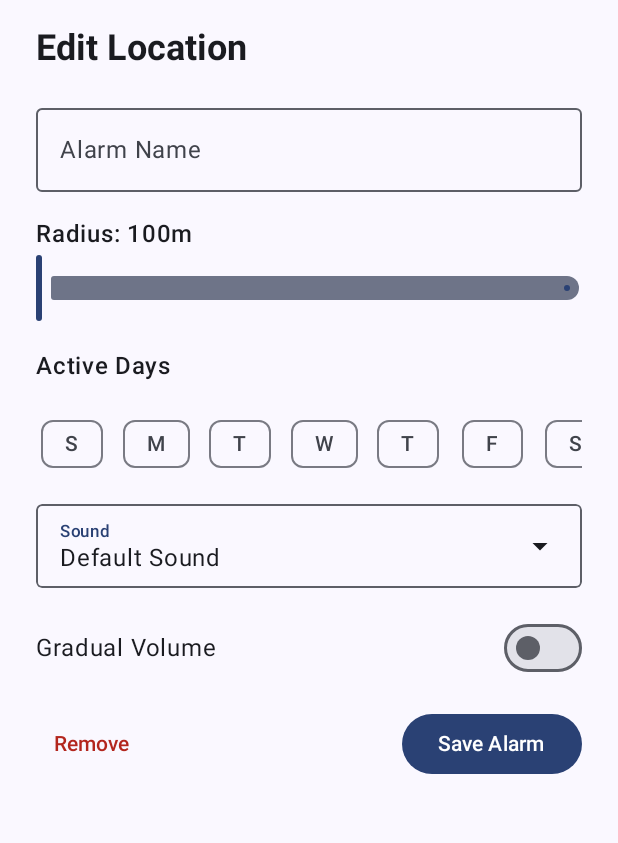
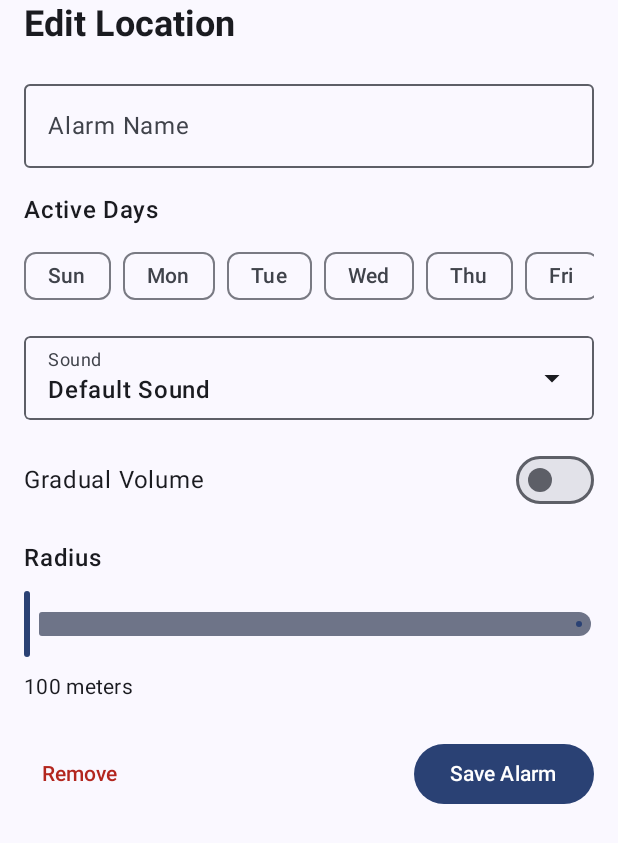
Before and after one commit to The-Sequence/LokAlert, an Android app built with Jetpack Compose: the composable EditLocationForm shown on its own in the app's theme, on a phone screen of 412 x 824 dp. Shown: the top 843 px of the screen. Run offline under Robolectric (Android 15) with nearby library versions, the phone set to English and light mode, and no system bars; our stand-ins replace Room's generated code; 1 statement that could not run was skipped.

Commit message:
Refactored the "Edit Location" bottom sheet for improved usability.
The form now "folds down" to focus on the radius slider when the user interacts with it, hiding other options for a cleaner interface. This is achieved with a spring animation for a smooth, natural feel.

The radius slider's maximum value has also been increased from 2000m to 5000m.

```diff
--- a/app/src/main/java/com/mobprog/lokalert/MapsScreen.kt
+++ b/app/src/main/java/com/mobprog/lokalert/MapsScreen.kt
@@ -11,9 +11,17 @@ import android.net.Uri
 import android.widget.Toast
 import androidx.activity.compose.rememberLauncherForActivityResult
 import androidx.activity.result.contract.ActivityResultContracts
+import androidx.compose.animation.core.Spring
+import androidx.compose.animation.core.animateDp
+import androidx.compose.animation.core.animateFloat
+import androidx.compose.animation.core.spring
+import androidx.compose.animation.core.updateTransition
 import androidx.compose.foundation.border
 import androidx.compose.foundation.clickable
 import androidx.compose.foundation.horizontalScroll
+import androidx.compose.foundation.interaction.DragInteraction
+import androidx.compose.foundation.interaction.MutableInteractionSource
+import androidx.compose.foundation.interaction.PressInteraction
 import androidx.compose.foundation.isSystemInDarkTheme
 import androidx.compose.foundation.layout.*
 import androidx.compose.foundation.rememberScrollState
@@ -28,6 +36,7 @@ import androidx.compose.material3.*
 import androidx.compose.runtime.*
 import androidx.compose.ui.Alignment
 import androidx.compose.ui.Modifier
+import androidx.compose.ui.draw.alpha
 import androidx.compose.ui.draw.clip
 import androidx.compose.ui.hapticfeedback.HapticFeedbackType
 import androidx.compose.ui.platform.LocalContext
@@ -55,8 +64,6 @@ fun MapsScreen(
     onDone: () -> Unit,
     viewModel: MapsViewModel = viewModel(),
 ) {
-
-
     val context = LocalContext.current
     val scope = rememberCoroutineScope()
     val hapticFeedback = LocalHapticFeedback.current
@@ -68,7 +75,6 @@ fun MapsScreen(
             viewModel.alarmSoundUri = RingtoneManager.getDefaultUri(RingtoneManager.TYPE_ALARM).toString()
         }
     }
-
 
     // --- Permissions & Location Setup ---
     var hasLocationPermission by remember {
@@ -109,7 +115,7 @@ fun MapsScreen(
     }
 
     fun performSearch(query: String) {
-        // 1. FIX: Report the search text back to the parent immediately
+        // 1. Report the search text back to the parent immediately
         onNewSearch(query)
 
         scope.launch {
@@ -123,10 +129,7 @@ fun MapsScreen(
                 if (!results.isNullOrEmpty()) {
                     val location = results[0]
                     val target = LatLng(location.latitude, location.longitude)
-
-                    cameraPositionState.animate(
-                        CameraUpdateFactory.newLatLngZoom(target, 15f)
-                    )
+                    cameraPositionState.animate(CameraUpdateFactory.newLatLngZoom(target, 15f))
                 } else {
                     Toast.makeText(context, "Location not found", Toast.LENGTH_SHORT).show()
                 }
@@ -140,9 +143,7 @@ fun MapsScreen(
     LaunchedEffect(viewModel.locationToFocus) {
         viewModel.locationToFocus?.let { target ->
             // Move camera to the selected saved location
-            cameraPositionState.animate(
-                CameraUpdateFactory.newLatLngZoom(target, 16f)
-            )
+            cameraPositionState.animate(CameraUpdateFactory.newLatLngZoom(target, 16f))
             // Reset the focus so it doesn't trigger again on rotation/recomposition
             viewModel.locationToFocus = null
         }
@@ -173,10 +174,8 @@ fun MapsScreen(
                         if (viewModel.markerPosition == null) {
                             // Set pin at center target
                             viewModel.markerPosition = cameraPositionState.position.target
+                        }
                         viewModel.showBottomSheet = true
-                        } else {
-                            viewModel.showBottomSheet = true
-                        }
                     },
                     icon = { Icon(Icons.Filled.PushPin, "Set Pin") },
                     text = { Text(if (viewModel.markerPosition == null) "Set Pin" else "Edit Pin") }
@@ -222,9 +221,34 @@ fun MapsScreen(
 
     // --- Bottom Sheet Form ---
     if (viewModel.showBottomSheet) {
+        var sliderActive by remember { mutableStateOf(false) }
+        val sheetAlpha = if (sliderActive) 0.5f else 1f
+        val scrimAlpha = if (sliderActive) 0.25f else 0.32f
+
+        val windowTransition = updateTransition(targetState = sliderActive, label = "WindowFoldTransition")
+        val sheetMaxHeight by windowTransition.animateDp(
+            label = "SheetMaxHeight",
+            transitionSpec = {
+                if (targetState) {
+                    // Folding down - smooth with slight bounce
+                    spring(dampingRatio = 0.8f, stiffness = Spring.StiffnessLow)
+                } else {
+                    // Folding up - smooth, no bounce
+                    spring(dampingRatio = 1f, stiffness = Spring.StiffnessMedium)
+                }
+            }
+        ) { active -> if (active) 350.dp else 2000.dp }
+
         ModalBottomSheet(
             onDismissRequest = { viewModel.showBottomSheet = false },
-            sheetState = sheetState
+            sheetState = sheetState,
+            containerColor = MaterialTheme.colorScheme.surface.copy(alpha = sheetAlpha),
+            scrimColor = MaterialTheme.colorScheme.onSurface.copy(alpha = scrimAlpha)
+        ) {
+            Box(
+                modifier = Modifier
+                    .fillMaxWidth()
+                    .heightIn(max = sheetMaxHeight)
             ) {
                 EditLocationForm(
                     viewModel = viewModel,
@@ -245,8 +269,10 @@ fun MapsScreen(
                                 onDone()
                             }
                         }
+                    },
+                    onSliderActiveChange = { sliderActive = it }
+                )
             }
-            )
         }
     }
 }
@@ -258,18 +284,86 @@ fun EditLocationForm(
     viewModel: MapsViewModel,
     onPickRingtone: () -> Unit,
     onCancel: () -> Unit,
-    onSave: () -> Unit
+    onSave: () -> Unit,
+    onSliderActiveChange: (Boolean) -> Unit
 ) {
     val context = LocalContext.current
+    val scrollState = rememberScrollState()
+    val sliderInteractionSource = remember { MutableInteractionSource() }
+    var sliderActive by remember { mutableStateOf(false) }
+
+    LaunchedEffect(sliderInteractionSource) {
+        sliderInteractionSource.interactions.collect { interaction ->
+            when (interaction) {
+                is PressInteraction.Press, is DragInteraction.Start -> {
+                    if (!sliderActive) {
+                        sliderActive = true
+                        onSliderActiveChange(true)
+                    }
+                }
+                is PressInteraction.Release, is PressInteraction.Cancel,
+                is DragInteraction.Stop, is DragInteraction.Cancel -> {
+                    if (sliderActive) {
+                        sliderActive = false
+                        onSliderActiveChange(false)
+                    }
+                }
+            }
+        }
+    }
+
+    val transition = updateTransition(targetState = sliderActive, label = "ContentCollapseTransition")
+
+    // Animate upper content collapsing/folding down - synced animations
+    val upperContentHeight by transition.animateDp(
+        label = "UpperContentHeight",
+        transitionSpec = {
+            if (targetState) {
+                // Folding down - smooth with slight bounce
+                spring(dampingRatio = 0.8f, stiffness = Spring.StiffnessLow)
+            } else {
+                // Folding up - smooth, no bounce
+                spring(dampingRatio = 1f, stiffness = Spring.StiffnessMedium)
+            }
+        }
+    ) { active -> if (active) 0.dp else 2000.dp }
+
+    val upperContentAlpha by transition.animateFloat(
+        label = "UpperContentAlpha",
+        transitionSpec = {
+            // Same timing as height for perfect sync
+            if (targetState) {
+                spring(dampingRatio = 0.8f, stiffness = Spring.StiffnessLow)
+            } else {
+                spring(dampingRatio = 1f, stiffness = Spring.StiffnessMedium)
+            }
+        }
+    ) { active -> if (active) 0f else 1f }
 
     Column(
         modifier = Modifier
             .fillMaxWidth()
-            .padding(horizontal = 24.dp, vertical = 16.dp)
-            .verticalScroll(rememberScrollState()),
+            .padding(horizontal = 16.dp),
         verticalArrangement = Arrangement.spacedBy(16.dp)
     ) {
-        Text("Edit Location", style = MaterialTheme.typography.headlineSmall, fontWeight = FontWeight.Bold)
+        // Upper content that collapses when slider is active
+        Box(
+            modifier = Modifier
+                .fillMaxWidth()
+                .heightIn(max = upperContentHeight)
+        ) {
+            Column(
+                modifier = Modifier
+                    .fillMaxWidth()
+                    .verticalScroll(scrollState)
+                    .alpha(upperContentAlpha),
+                verticalArrangement = Arrangement.spacedBy(16.dp)
+            ) {
+                Text(
+                    "Edit Location",
+                    style = MaterialTheme.typography.headlineSmall,
+                    fontWeight = FontWeight.Bold
+                )
 
                 OutlinedTextField(
                     value = viewModel.alarmName,
@@ -280,12 +374,10 @@ fun EditLocationForm(
                 )
 
                 Column {
-            Text("Radius: ${viewModel.radius.toInt()}m", fontWeight = FontWeight.SemiBold)
-            Slider(value = viewModel.radius, onValueChange = { viewModel.radius = it }, valueRange = 100f..2000f)
+                    Text("Active Days", fontWeight = FontWeight.SemiBold)
+                    Spacer(Modifier.height(8.dp))
+                    MapsDaySelector(viewModel.selectedDays) { viewModel.selectedDays = it }
                 }
-
-        Text("Active Days", fontWeight = FontWeight.SemiBold)
-        MapsDaySelector(viewModel.selectedDays) { viewModel.selectedDays = it }
 
                 MapsPickerRow(
                     label = "Sound",
@@ -293,19 +385,53 @@ fun EditLocationForm(
                     onClick = onPickRingtone
                 )
 
-        Row(verticalAlignment = Alignment.CenterVertically) {
+                Row(
+                    verticalAlignment = Alignment.CenterVertically,
+                    modifier = Modifier.fillMaxWidth()
+                ) {
                     Text("Gradual Volume", modifier = Modifier.weight(1f))
-            Switch(checked = viewModel.isGradualVolume, onCheckedChange = { viewModel.isGradualVolume = it })
+                    Switch(
+                        checked = viewModel.isGradualVolume,
+                        onCheckedChange = { viewModel.isGradualVolume = it }
+                    )
+                }
+            }
         }
 
-        Row(horizontalArrangement = Arrangement.SpaceBetween, modifier = Modifier.fillMaxWidth()) {
-            TextButton(onClick = onCancel, colors = ButtonDefaults.textButtonColors(contentColor = MaterialTheme.colorScheme.error)) {
+        // Radius slider - STAYS IN POSITION, always visible
+        Column(
+            modifier = Modifier.fillMaxWidth(),
+            verticalArrangement = Arrangement.spacedBy(8.dp)
+        ) {
+            Text("Radius", fontWeight = FontWeight.SemiBold)
+            Slider(
+                value = viewModel.radius,
+                onValueChange = { viewModel.radius = it },
+                valueRange = 100f..5000f,
+                interactionSource = sliderInteractionSource,
+                modifier = Modifier.fillMaxWidth()
+            )
+            Text("${viewModel.radius.toInt()} meters", style = MaterialTheme.typography.bodyMedium)
+        }
+
+        // Buttons - STAY IN POSITION for consistency
+        Row(
+            horizontalArrangement = Arrangement.SpaceBetween,
+            modifier = Modifier
+                .fillMaxWidth()
+                .padding(vertical = 8.dp)
+        ) {
+            TextButton(
+                onClick = onCancel,
+                colors = ButtonDefaults.textButtonColors(contentColor = MaterialTheme.colorScheme.error)
+            ) {
                 Text("Remove")
             }
             Button(onClick = onSave) {
                 Text("Save Alarm")
             }
         }
+
         Spacer(Modifier.height(32.dp))
     }
 }
@@ -324,20 +450,31 @@ fun MapsPickerRow(label: String, text: String, onClick: () -> Unit) {
         horizontalArrangement = Arrangement.SpaceBetween
     ) {
         Column(modifier = Modifier.weight(1f)) {
-            Text(label, style = MaterialTheme.typography.labelSmall, color = MaterialTheme.colorScheme.primary)
-            Text(text, style = MaterialTheme.typography.bodyLarge, maxLines = 1)
+            Text(
+                label,
+                style = MaterialTheme.typography.bodySmall,
+                color = MaterialTheme.colorScheme.onSurfaceVariant
+            )
+            Text(text, fontWeight = FontWeight.SemiBold)
         }
         Icon(Icons.Default.ArrowDropDown, contentDescription = null)
     }
 }
 
-@OptIn(ExperimentalMaterial3Api::class)
 @Composable
 fun MapsDaySelector(selectedDays: Set<Int>, onSelectionChange: (Set<Int>) -> Unit) {
-    Row(modifier = Modifier.fillMaxWidth().horizontalScroll(rememberScrollState()), horizontalArrangement = Arrangement.spacedBy(8.dp)) {
-        val daysOfWeek = listOf("S", "M", "T", "W", "T", "F", "S")
-        val calendarDays = listOf(Calendar.SUNDAY, Calendar.MONDAY, Calendar.TUESDAY, Calendar.WEDNESDAY, Calendar.THURSDAY, Calendar.FRIDAY, Calendar.SATURDAY)
+    val daysOfWeek = listOf("Sun", "Mon", "Tue", "Wed", "Thu", "Fri", "Sat")
+    val calendarDays = listOf(
+        Calendar.SUNDAY, Calendar.MONDAY, Calendar.TUESDAY, Calendar.WEDNESDAY,
+        Calendar.THURSDAY, Calendar.FRIDAY, Calendar.SATURDAY
+    )
 
+    Row(
+        modifier = Modifier
+            .fillMaxWidth()
+            .horizontalScroll(rememberScrollState()),
+        horizontalArrangement = Arrangement.spacedBy(8.dp)
+    ) {
         daysOfWeek.forEachIndexed { index, dayLabel ->
             val day = calendarDays[index]
             val isSelected = selectedDays.contains(day)
```
Lines whose indentation alone changed are shown as unchanged.
